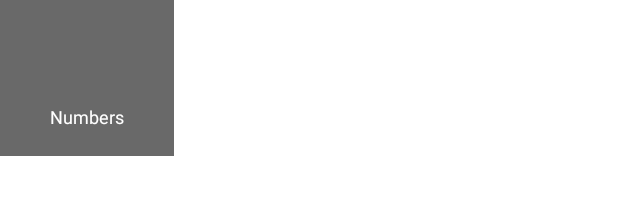
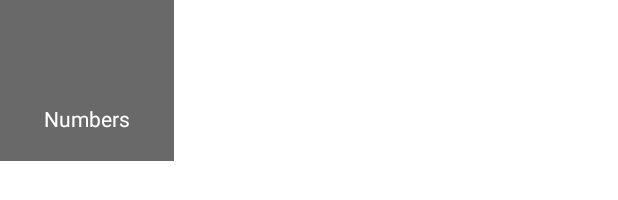
Before and after one commit to mrweikiat/MyMovies, an Android app: the layout movie_item.xml on its own in the app's theme, with its tools: preview values and no code run, on a phone screen of 412 x 824 dp. Shown: the part 148-348 px from the top of the screen. Run offline under Robolectric (Android 15) with nearby library versions, the phone set to English and light mode, and no system bars.

```diff
--- a/app/src/main/java/com/example/mymovies/Movies.kt
+++ b/app/src/main/java/com/example/mymovies/Movies.kt
@@ -21,5 +21,7 @@ class Movie {
     var overview: String? = null
     @SerializedName("poster_path")
     var poster: String? = null
+    @SerializedName("title")
+    var title: String? = null
 
 }
--- a/app/src/main/res/layout/favourite_movie_item.xml
+++ b/app/src/main/res/layout/favourite_movie_item.xml
@@ -15,8 +15,8 @@
         android:textAlignment="center"
         android:gravity="center"
         android:id="@+id/textView"
-        android:layout_width="wrap_content"
-        android:layout_height="wrap_content"
+        android:layout_width="match_parent"
+        android:layout_height="match_parent"
         android:layout_marginTop="10dp"
         android:text="Numbers"
         android:layout_marginBottom="10dp"
--- a/app/src/main/res/layout/fragment_discover.xml
+++ b/app/src/main/res/layout/fragment_discover.xml
@@ -3,7 +3,8 @@
     xmlns:app="http://schemas.android.com/apk/res-auto"
     xmlns:tools="http://schemas.android.com/tools"
     android:layout_width="match_parent"
-    android:layout_height="match_parent">
+    android:layout_height="match_parent"
+    android:background="@color/grey">
 
     <GridView
         android:id="@+id/gridView"
--- a/app/src/main/res/layout/movie_item.xml
+++ b/app/src/main/res/layout/movie_item.xml
@@ -15,12 +15,15 @@
         android:textAlignment="center"
         android:gravity="center"
         android:id="@+id/textView"
-        android:layout_width="wrap_content"
-        android:layout_height="wrap_content"
+        android:layout_width="match_parent"
+        android:layout_height="20sp"
         android:layout_marginTop="10dp"
         android:text="Numbers"
         android:layout_marginBottom="10dp"
         android:textColor="@color/white"
-        android:textSize="12sp"
+        android:autoSizeTextType="uniform"
+        android:autoSizeMaxTextSize="24sp"
+        android:autoSizeMinTextSize="8sp"
+        android:autoSizeStepGranularity="2sp"
         android:fontFamily="sans-serif"/>
 </LinearLayout>
```
Also changed, not shown: app/src/main/java/com/example/mymovies/ui/discover/DiscoverFragment.kt (+1 -6 lines), app/src/main/java/com/example/mymovies/ui/discover/PopularPage.kt (+18 -3 lines).
